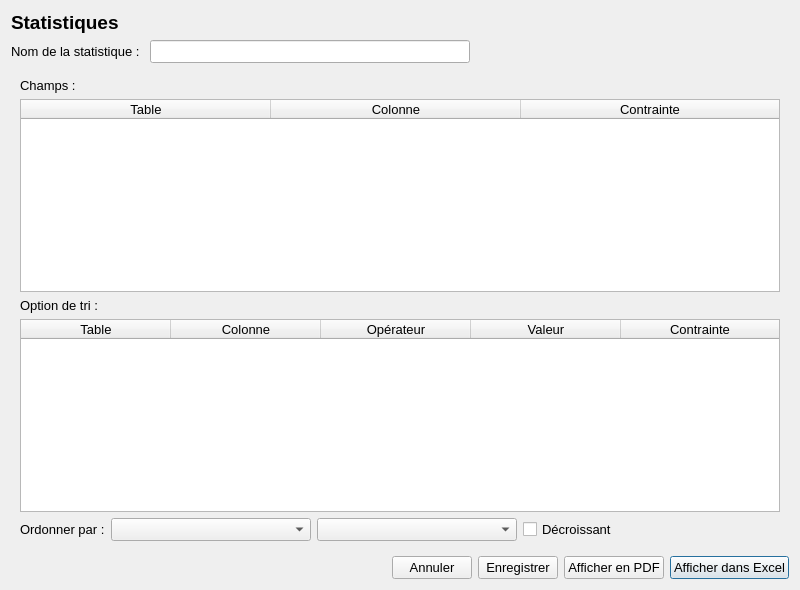
First picture: the form in GUI/statistique.ui, repository samueldrouin/PyGuide, before the edit.
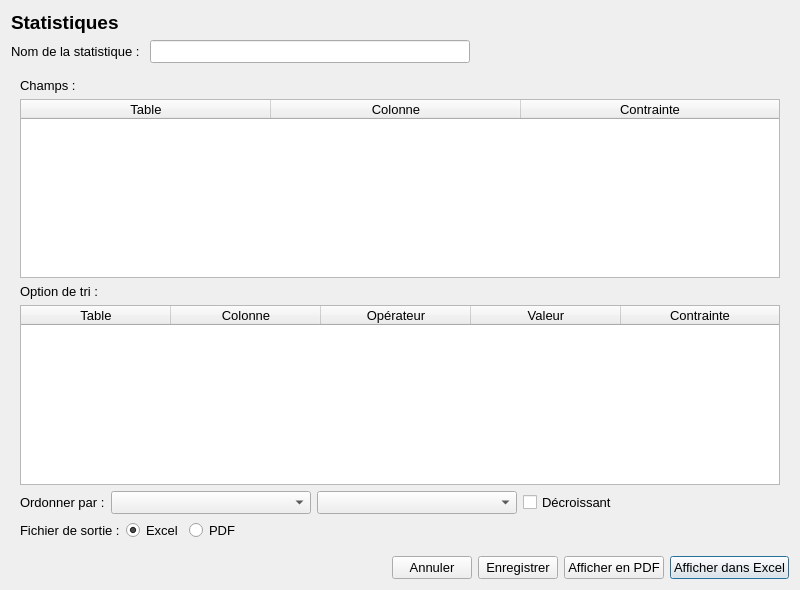
Second picture: the form after the edit.

Commit message: Ajout de l'enregistrement des statistiques

Diff of the .ui file:
```diff
--- a/GUI/statistique.ui
+++ b/GUI/statistique.ui
@@ -542,6 +542,47 @@
         </item>
        </layout>
       </item>
+      <item>
+       <layout class="QHBoxLayout" name="horizontalLayout_4">
+        <item>
+         <widget class="QLabel" name="label_6">
+          <property name="text">
+           <string>Fichier de sortie :</string>
+          </property>
+         </widget>
+        </item>
+        <item>
+         <widget class="QRadioButton" name="rbt_excel">
+          <property name="text">
+           <string>Excel</string>
+          </property>
+          <property name="checked">
+           <bool>true</bool>
+          </property>
+         </widget>
+        </item>
+        <item>
+         <widget class="QRadioButton" name="rbt_pdf">
+          <property name="text">
+           <string>PDF</string>
+          </property>
+         </widget>
+        </item>
+        <item>
+         <spacer name="horizontalSpacer_4">
+          <property name="orientation">
+           <enum>Qt::Horizontal</enum>
+          </property>
+          <property name="sizeHint" stdset="0">
+           <size>
+            <width>40</width>
+            <height>20</height>
+           </size>
+          </property>
+         </spacer>
+        </item>
+       </layout>
+      </item>
      </layout>
     </widget>
    </item>
```
The commit also changes 6 other files.
